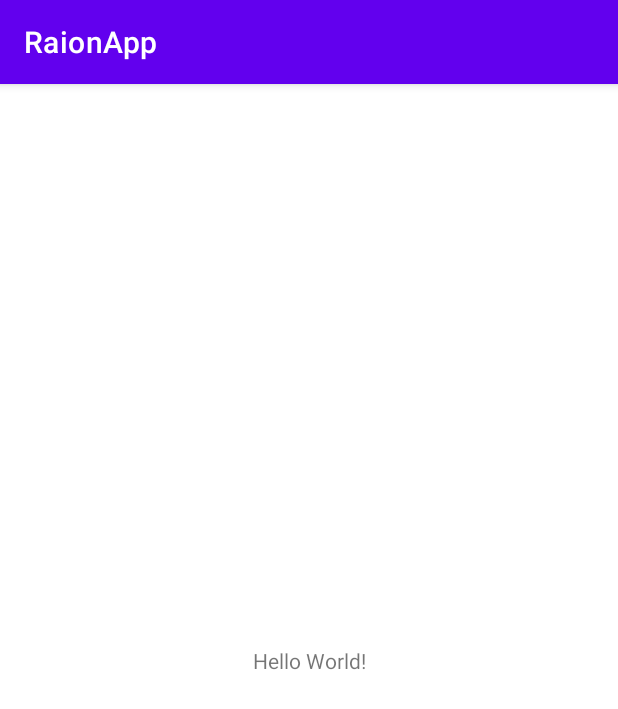
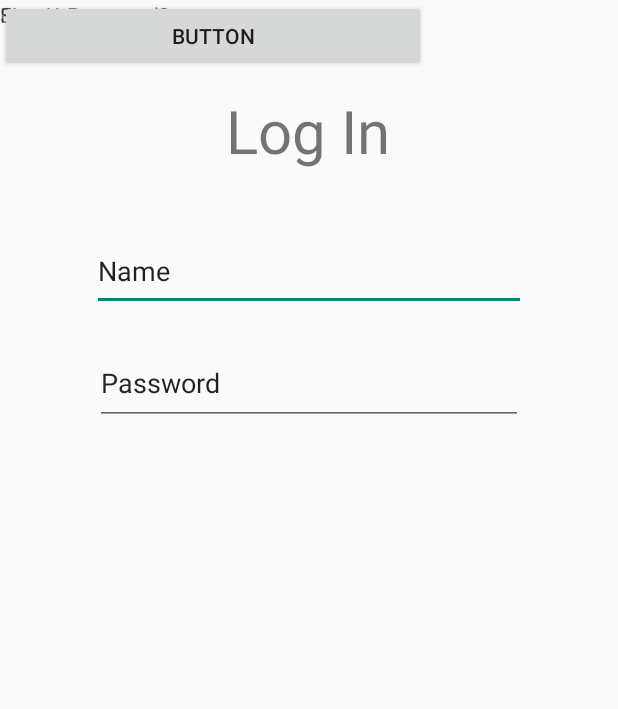
Before and after one commit to Quincinity17/Raion_Project, an Android app: the screen it shows after launch (MainActivity before the commit, Login after it), on a phone screen of 412 x 824 dp. Shown: the top 709 px of the screen. Run offline under Robolectric (Android 15) with nearby library versions, the phone set to English and light mode, and no system bars.

Commit message:
+ Login (xml) + Register (xml) + Home (xml)

```diff
--- a/app/build.gradle
+++ b/app/build.gradle
@@ -34,9 +34,9 @@ android {
 dependencies {
 
     implementation 'androidx.core:core-ktx:1.7.0'
-    implementation 'androidx.appcompat:appcompat:1.3.0'
-    implementation 'com.google.android.material:material:1.4.0'
-    implementation 'androidx.constraintlayout:constraintlayout:2.0.4'
+    implementation 'androidx.appcompat:appcompat:1.4.1'
+    implementation 'com.google.android.material:material:1.5.0'
+    implementation 'androidx.constraintlayout:constraintlayout:2.1.3'
     testImplementation 'junit:junit:4.13.2'
     androidTestImplementation 'androidx.test.ext:junit:1.1.3'
     androidTestImplementation 'androidx.test.espresso:espresso-core:3.4.0'
--- /dev/null
+++ b/app/src/main/java/com/example/raionapp/Login.kt
@@ -0,0 +1,11 @@
+package com.example.raionapp
+
+import androidx.appcompat.app.AppCompatActivity
+import android.os.Bundle
+
+class Login : AppCompatActivity() {
+    override fun onCreate(savedInstanceState: Bundle?) {
+        super.onCreate(savedInstanceState)
+        setContentView(R.layout.activity_login)
+    }
+}
--- /dev/null
+++ b/app/src/main/java/com/example/raionapp/splashScreen.kt
@@ -0,0 +1,22 @@
+package com.example.raionapp
+
+import android.content.Intent
+import androidx.appcompat.app.AppCompatActivity
+import android.os.Bundle
+import android.os.Handler
+
+class splashScreen : AppCompatActivity() {
+
+    lateinit var handler: Handler
+    override fun onCreate(savedInstanceState: Bundle?) {
+        super.onCreate(savedInstanceState)
+        setContentView(R.layout.activity_splash_screen)
+
+        handler = Handler()
+        handler.postDelayed({
+            val intent = Intent (this, Login::class.java)
+            startActivity(intent)
+            finish()
+        }, 3000)
+    }
+}
--- /dev/null
+++ b/app/src/main/res/layout/activity_login.xml
@@ -0,0 +1,96 @@
+<?xml version="1.0" encoding="utf-8"?>
+<androidx.constraintlayout.widget.ConstraintLayout xmlns:android="http://schemas.android.com/apk/res/android"
+    xmlns:app="http://schemas.android.com/apk/res-auto"
+    xmlns:tools="http://schemas.android.com/tools"
+    android:layout_width="match_parent"
+    android:layout_height="match_parent"
+    tools:context=".Login">
+
+    <View
+        android:layout_width="match_parent"
+        android:layout_height="match_parent"/>
+
+    <ScrollView
+        android:layout_width="match_parent"
+        android:layout_height="match_parent"
+        android:fillViewport="true"
+        app:layout_constraintBottom_toBottomOf="parent"
+        app:layout_constraintBottom_toTopOf="parent"
+        app:layout_constraintEnd_toEndOf="parent"
+        app:layout_constraintEnd_toStartOf="parent">
+
+        <androidx.constraintlayout.widget.ConstraintLayout
+            android:layout_width="match_parent"
+            android:layout_height="match_parent">
+
+            <TextView
+                android:id="@+id/textView"
+                android:layout_width="110dp"
+                android:layout_height="62dp"
+                android:layout_marginTop="60dp"
+                android:fontFamily="sans-serif"
+                android:text="Log In"
+                android:textSize="40dp"
+                app:layout_constraintEnd_toEndOf="parent"
+                app:layout_constraintHorizontal_bias="0.498"
+                app:layout_constraintStart_toStartOf="parent"
+                app:layout_constraintTop_toTopOf="parent"
+                tools:ignore="MissingConstraints" />
+
+            <EditText
+                android:id="@+id/editTextTextPersonName"
+                android:layout_width="289dp"
+                android:layout_height="53dp"
+                android:layout_marginTop="32dp"
+                android:ems="10"
+                android:inputType="textPersonName"
+                android:text="Name"
+                app:layout_constraintEnd_toEndOf="parent"
+                app:layout_constraintStart_toStartOf="parent"
+                app:layout_constraintTop_toBottomOf="@+id/textView" />
+
+            <EditText
+                android:id="@+id/editTextTextEmailAddress"
+                android:layout_width="285dp"
+                android:layout_height="56dp"
+                android:layout_marginTop="20dp"
+                android:ems="10"
+                android:inputType="textEmailAddress"
+                android:text="Password"
+                app:layout_constraintEnd_toEndOf="parent"
+                app:layout_constraintStart_toStartOf="parent"
+                app:layout_constraintTop_toBottomOf="@+id/editTextTextPersonName" />
+
+            <TextView
+                android:id="@+id/textView2"
+                android:layout_width="wrap_content"
+                android:layout_height="wrap_content"
+                android:text="Sign Up"
+                tools:ignore="MissingConstraints"
+                tools:layout_editor_absoluteX="333dp"
+                tools:layout_editor_absoluteY="24dp" />
+
+            <TextView
+                android:id="@+id/textView3"
+                android:layout_width="wrap_content"
+                android:layout_height="wrap_content"
+                android:text="Forgot Password?"
+                tools:layout_editor_absoluteX="150dp"
+                tools:layout_editor_absoluteY="457dp"
+                tools:ignore="MissingConstraints" />
+
+            <Button
+                android:id="@+id/button"
+                android:layout_width="284dp"
+                android:layout_height="48dp"
+                android:text="Button"
+                tools:layout_editor_absoluteX="64dp"
+                tools:layout_editor_absoluteY="395dp"
+                tools:ignore="MissingConstraints" />
+        </androidx.constraintlayout.widget.ConstraintLayout>
+
+
+    </ScrollView>
+
+
+</androidx.constraintlayout.widget.ConstraintLayout>
--- a/app/src/main/res/values/strings.xml
+++ b/app/src/main/res/values/strings.xml
@@ -1,3 +1,7 @@
 <resources>
     <string name="app_name">RaionApp</string>
+    <string name="lowongan_kerja"><b>Lowongan Kerja</b></string>
+    <string name="Lowongan_kerja_content">Brief Singkat tentang fitur lowongan kerja</string>
+    <string name="find_shelter"><b>Find Shelter</b></string>
+    <string name="transkripsi">transkripsi</string>
 </resources>
```
Also changed, not shown: app/src/main/AndroidManifest.xml (+15 -1 lines), app/src/main/java/com/example/raionapp/Register.kt (added, +11 -0 lines), app/src/main/res/drawable/ic_android_black_24dp.xml (added, +9 -0 lines), app/src/main/res/layout/activity_main.xml (+79 -10 lines), app/src/main/res/layout/activity_register.xml (added, +75 -0 lines), app/src/main/res/layout/activity_splash_screen.xml (added, +16 -0 lines).
